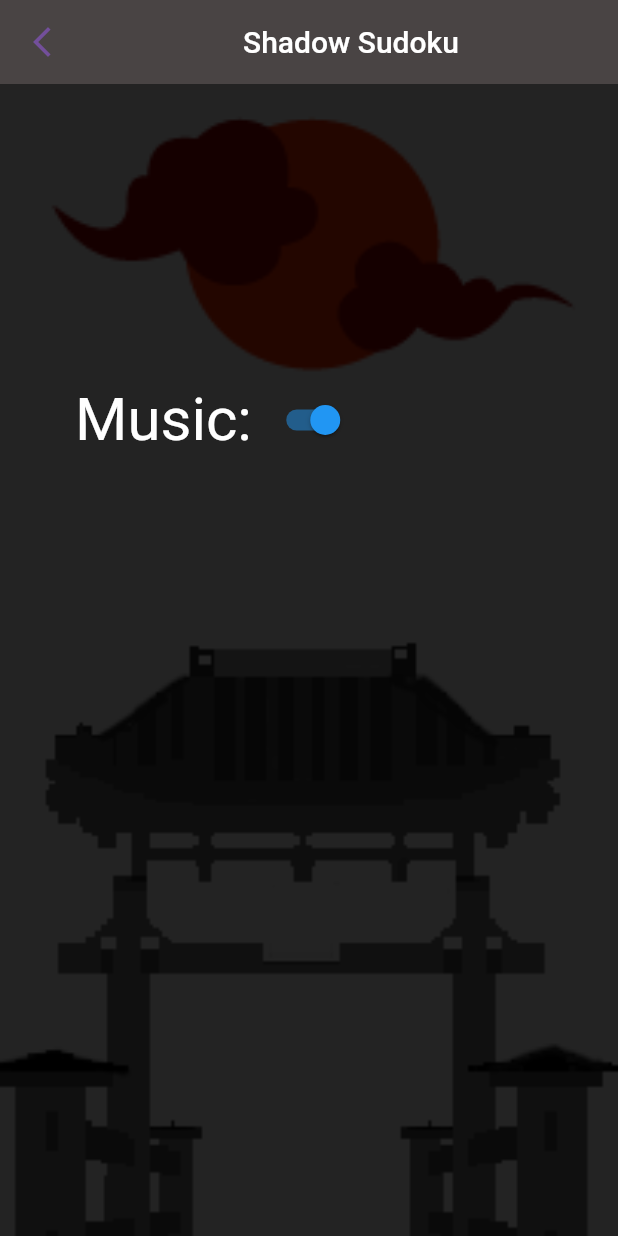
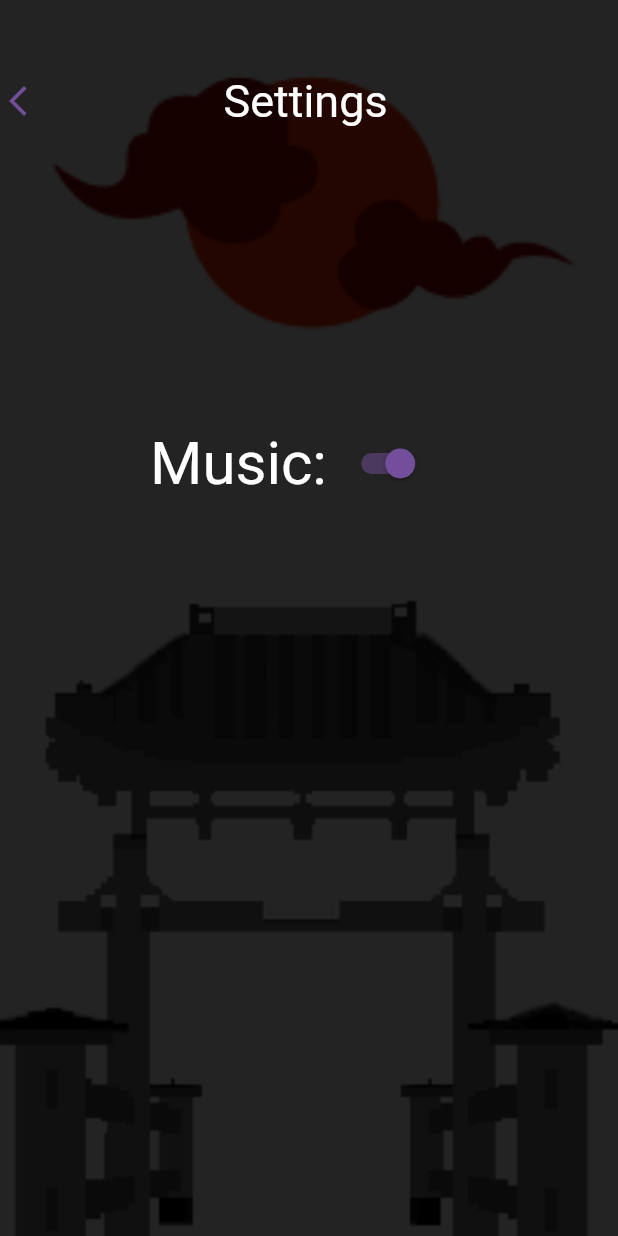
Before and after one commit to HadiCya/Shadow_Sudoku, a Flutter app: the screen it shows after launch, after a tap on "Settings", on a phone screen of 412 x 824 dp. Run offline on Flutter 3.47's test engine with Material 2 defaults, Android fonts, the phone set to English and light mode, and no system bars; our stand-ins replace audioplayers, flutter_riverpod; missing offline and left inert: flutter_sfsymbols, perfect_volume_control, sudoku_api.

Commit message:
Finished Settings

```diff
--- a/lib/view/settings.dart
+++ b/lib/view/settings.dart
@@ -5,36 +5,42 @@ import 'package:perfect_volume_control/perfect_volume_control.dart';
 import 'package:shadow_sudoku/frontPage.dart';
 import 'package:shadow_sudoku/view/sudokuWidget.dart';
 
-// import 'lib/model/frontPageWidgets.dart';
-// import 'model/gridGenerator.dart';
-
-class Settings extends StatelessWidget {
+class Settings extends StatefulWidget {
   const Settings({super.key});
 
+  @override
+  State<Settings> createState() => _Settings();
+}
+
+class _Settings extends State<Settings> {
+
   static bool musicToggle = true;
-  static final player = AudioCache();
+  static final player = AudioPlayer();
+
+  @override
+  Settings createState() => Settings();
 
   @override
   Widget build(BuildContext context) {
     return Scaffold(
-      appBar: AppBar(
-        leading: GestureDetector(
-          child: const Icon(Icons.arrow_back_ios_new),
-          onTap: () => (
-            Navigator.push(context, MaterialPageRoute(builder: (context) => const FrontPageHome())),
-          ),
-        ),
-        iconTheme: const IconThemeData(
-          color: shadowPurple,
-        ),
-        backgroundColor: const Color.fromARGB(255, 73, 68, 68),
-        elevation: 0,
-        title: const Stack(
-          children: [
-            Align(child: Text("Shadow Sudoku"), alignment: Alignment.center),
-          ],
-        ),
-      ),
+      // appBar: AppBar(
+      //   leading: GestureDetector(
+      //     child: const Icon(Icons.arrow_back_ios_new),
+      //     onTap: () => (
+      //       Navigator.push(context, MaterialPageRoute(builder: (context) => const FrontPageHome())),
+      //     ),
+      //   ),
+      //   iconTheme: const IconThemeData(
+      //     color: shadowPurple,
+      //   ),
+      //   backgroundColor: const Color.fromARGB(255, 73, 68, 68),
+      //   elevation: 0,
+      //   title: const Stack(
+      //     children: [
+      //       Align(child: Text("Shadow Sudoku"), alignment: Alignment.center),
+      //     ],
+      //   ),
+      // ),
       body: Container(
         child: Stack(
           children: [
@@ -48,28 +54,42 @@ class Settings extends StatelessWidget {
             Center(
               child: Column(
                 children: [
+                  SizedBox(height: 50,),
+                  Row(
+                    children: [
+                      GestureDetector(
+                          child: const Icon(Icons.arrow_back_ios_new, color: shadowPurple,),
+                          onTap: () => (
+                            Navigator.push(context, MaterialPageRoute(builder: (context) => const FrontPageHome())),
+                          ),
+                      ),
+                  SizedBox(width: 125),
+                  Text("Settings", style: TextStyle(fontSize: 30),),
+                ],
+                ),
                   SizedBox(height: 200,),
                   Row(
                     children: [
-                      SizedBox(width: 50,),
+                      SizedBox(width: 100,),
                       Text("Music: ", style: TextStyle(fontSize: 40),),
                       Switch(
                         value: musicToggle,
+                        activeColor: shadowPurple,
                         onChanged: (bool value){
+                          double newVolume;
+                          if(value){
+                            newVolume = 100;
+                          }
+                          else{
+                            newVolume = 0;
+                          }
+                          player.setVolume(newVolume);
 
+                          setState((){
+                            musicToggle = value;
+                          });
                         }
                         )
-                      // Slider(
-                      //   value: currentVol,
-                      //   activeColor: shadowPurple,
-                      //   onChanged: (Volume){
-                      //     // currentVol = Volume;
-                      //     PerfectVolumeControl.setVolume(Volume);
-                      //   },
-                      //   min: 0,
-                      //   max: 1,
-                      //   divisions: 100,
-                      //   )
                     ],
                   ),
                 ],
```
